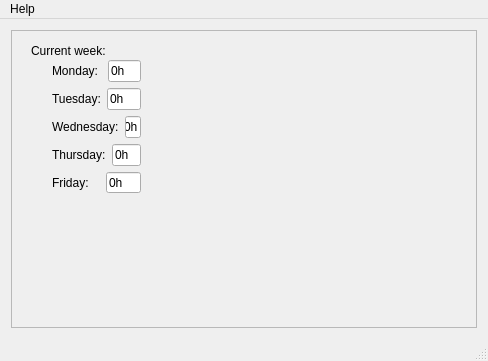
Above: src/View/gui/MainWindow.ui from alexmo16/TimesheetAssistant before the change. Below: the same form after it.
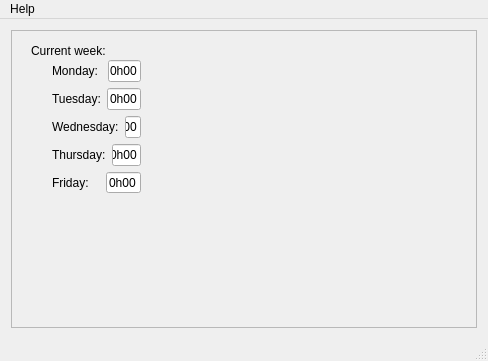
That is the form after the change.

Patch:
```diff
--- a/src/View/gui/MainWindow.ui
+++ b/src/View/gui/MainWindow.ui
@@ -112,7 +112,7 @@
              <bool>false</bool>
             </property>
             <property name="text">
-             <string>0h</string>
+             <string>0h00</string>
             </property>
             <property name="maxLength">
              <number>5</number>
@@ -166,7 +166,7 @@
              <enum>Qt::LeftToRight</enum>
             </property>
             <property name="text">
-             <string>0h</string>
+             <string>0h00</string>
             </property>
             <property name="maxLength">
              <number>5</number>
@@ -214,7 +214,7 @@
              <enum>Qt::LeftToRight</enum>
             </property>
             <property name="text">
-             <string>0h</string>
+             <string>0h00</string>
             </property>
             <property name="maxLength">
              <number>5</number>
@@ -262,7 +262,7 @@
              <enum>Qt::LeftToRight</enum>
             </property>
             <property name="text">
-             <string>0h</string>
+             <string>0h00</string>
             </property>
             <property name="maxLength">
              <number>5</number>
@@ -313,7 +313,7 @@
              <enum>Qt::LeftToRight</enum>
             </property>
             <property name="text">
-             <string>0h</string>
+             <string>0h00</string>
             </property>
             <property name="maxLength">
              <number>5</number>
```
